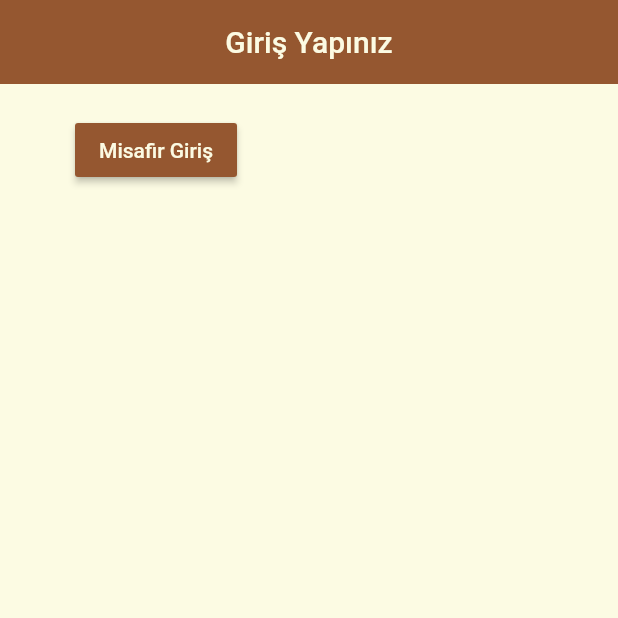
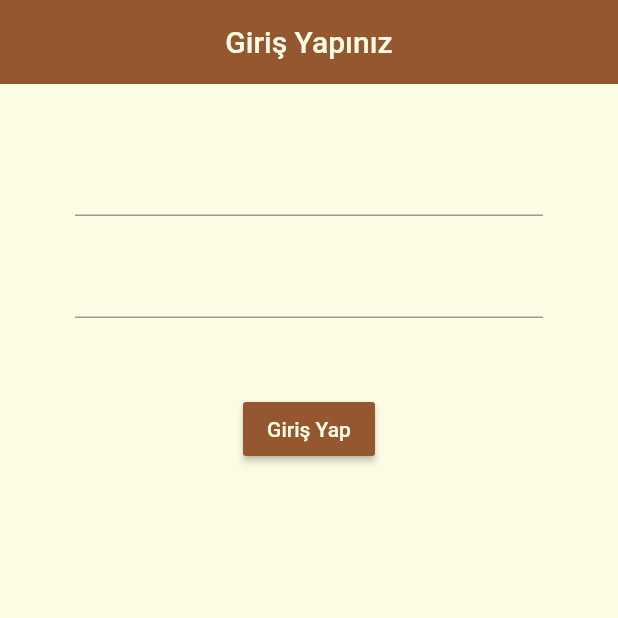
Before and after one commit to emralyilmaz/-training41KahveniSecApp2, a Flutter app: the screen it shows after launch, on a phone screen of 412 x 824 dp, the top half of it. Run offline on Flutter 3.47's test engine with Material 2 defaults, Android fonts, the phone set to English and light mode, and no system bars; our stand-ins replace firebase_auth, firebase_core; accounts and stored records are empty.

Commit message:
Sign In Sayfasını Tasarlama

```diff
--- a/lib/screens/authenticate/sign_in.dart
+++ b/lib/screens/authenticate/sign_in.dart
@@ -22,20 +22,37 @@ class _SignInState extends State<SignIn> {
         ),
         centerTitle: true,
       ),
-      body: Container(
-        padding: EdgeInsets.symmetric(vertical: 20.0, horizontal: 50.0),
-        child: RaisedButton(
-            child: Text("Misafir Giriş",
-                style: TextStyle(color: Color.fromRGBO(252, 251, 227, 1))),
-            color: Color.fromRGBO(149, 87, 48, 1),
-            onPressed: () async {
-              dynamic sonuc = await _authService.signInAnonim();
-              if (sonuc == null) {
-                print("Giriş Başarısızdır.");
-              } else {
-                return (sonuc.uid);
-              }
-            }),
+      body: Center(
+        child: Container(
+            padding: EdgeInsets.symmetric(vertical: 20.0, horizontal: 50.0),
+            child: Form(
+                child: Column(
+              children: [
+                SizedBox(
+                  height: 20,
+                ),
+                TextFormField(
+                  onChanged: (val) {},
+                ),
+                SizedBox(
+                  height: 20,
+                ),
+                TextFormField(
+                  obscureText: true,
+                  onChanged: (val) {},
+                ),
+                SizedBox(
+                  height: 50,
+                ),
+                RaisedButton(
+                    color: Color.fromRGBO(149, 87, 48, 1),
+                    child: Text(
+                      "Giriş Yap",
+                      style: TextStyle(color: Color.fromRGBO(252, 251, 227, 1)),
+                    ),
+                    onPressed: () {})
+              ],
+            ))),
       ),
     );
   }
```
